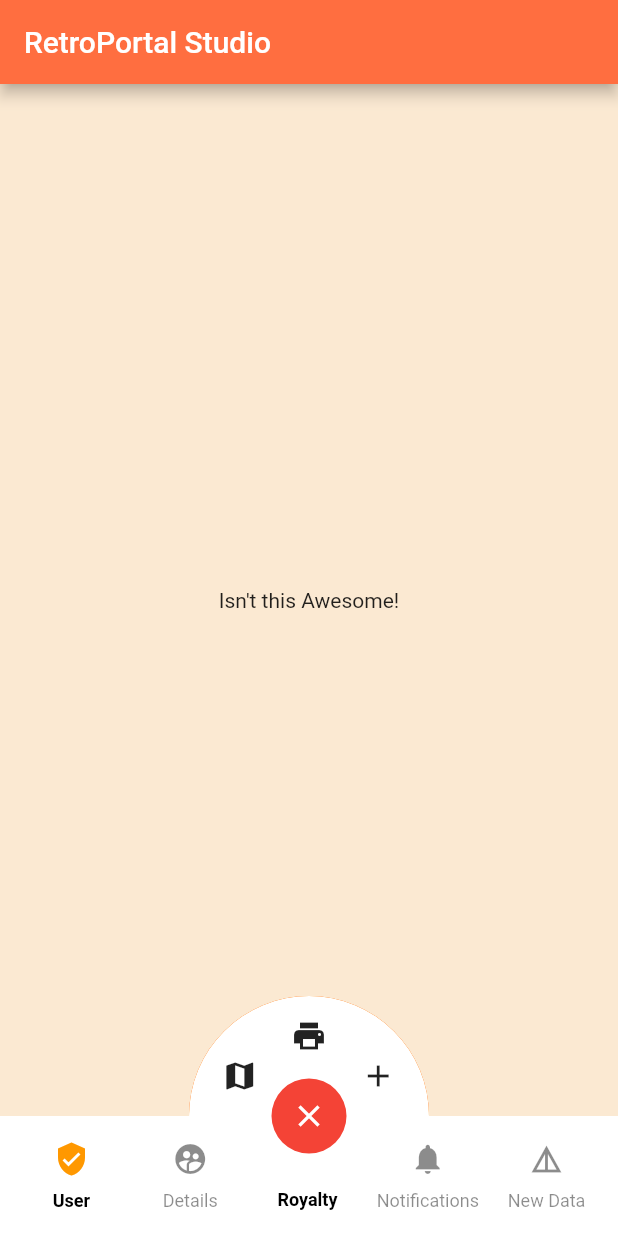
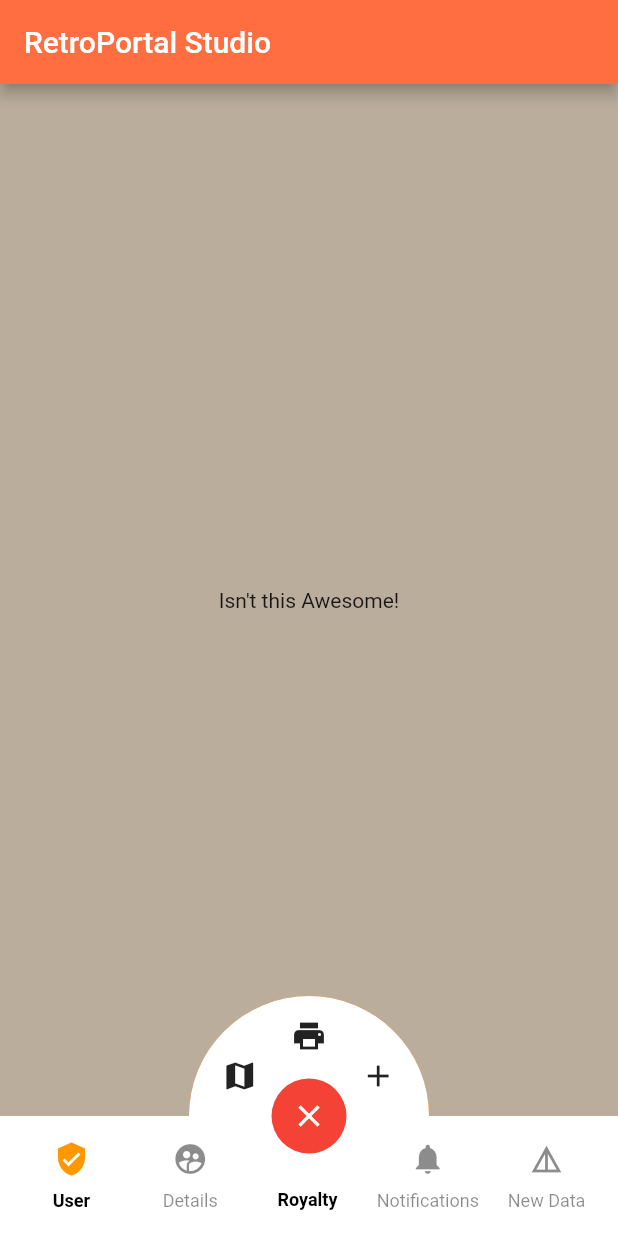
Before and after one commit to World4Business/kbspinningbottombar, a Flutter app: the screen it shows after launch, after a tap on the "expand less" icon, on a phone screen of 412 x 824 dp. Run offline on Flutter 3.47's test engine with Material 2 defaults, Android fonts, the phone set to English and light mode, and no system bars; our stand-ins replace flutter_svg.

Commit message:
Second Version Release

```diff
--- a/lib/src/modals.dart
+++ b/lib/src/modals.dart
@@ -14,12 +14,14 @@ class SCBottomBarDetails {
   SCActionButtonDetails actionButtonDetails;
   double? bnbHeight;
   List<BoxShadow>? shadow;
-  ShapeBorder? centerButtonShape;
+  Border? border;
+  Color? planColor;
 
   SCBottomBarDetails({
     required this.items,
     required this.circleItems,
     this.bnbHeight,
+    this.planColor,
     required this.actionButtonDetails,
     this.activeIconTheme,
     this.iconTheme,
@@ -27,8 +29,8 @@ class SCBottomBarDetails {
     this.titleStyle,
     this.circleColors,
     this.shadow,
+    this.border,
     this.backgroundColor,
-    this.centerButtonShape,
     this.elevation
   });
 }
@@ -46,6 +48,7 @@ class SCActionButtonDetails{
   Border? border;
   List<BoxShadow>? boxShadow;
   String? actionButtonText;
+  Color? backgorundColor;
 
   SCActionButtonDetails({
     required this.activeWidget,
@@ -57,13 +60,14 @@ class SCActionButtonDetails{
     this.textPadding,
     this.margin,
     this.borderRadius,
+    this.backgorundColor,
     this.border,
     this.boxShadow
   });
 }
 
 class SCItem {
-  Icon icon;
+  Widget icon;
   void Function() onPressed;
 
   SCItem({
@@ -77,6 +81,7 @@ class SCBottomBarItem {
   IconData? icon;
   String? title;
   String? svgPicture;
+  String? activeSvgPicture;
   double? width;
   double? height;
   BoxFit? boxFit;
@@ -86,6 +91,7 @@ class SCBottomBarItem {
     this.activeIcon,
     this.icon,
     this.svgPicture,
+    this.activeSvgPicture,
     this.width,
     this.height,
     this.title,
--- a/lib/src/spincircle_bottom_bar.dart
+++ b/lib/src/spincircle_bottom_bar.dart
@@ -2,7 +2,7 @@ import 'package:flutter/material.dart';
 import 'package:flutter_svg/flutter_svg.dart';
 import 'package:kbspinningbottombar/src/modals.dart';
 
-class SpinCircleBottomBarHolder extends StatelessWidget {
+class SpinCircleBottomBarHolder extends StatefulWidget {
   final SCBottomBarDetails bottomNavigationBar;
   final Widget child;
 
@@ -11,24 +11,45 @@ class SpinCircleBottomBarHolder extends StatelessWidget {
       : super(key: key);
 
   @override
+  State<SpinCircleBottomBarHolder> createState() =>
+      _SpinCircleBottomBarHolderState();
+}
+
+class _SpinCircleBottomBarHolderState extends State<SpinCircleBottomBarHolder> {
+  bool expansionStatus = false;
+
+  @override
   Widget build(BuildContext context) {
     return Stack(
       fit: StackFit.expand,
       children: <Widget>[
         Column(
           children: <Widget>[
-            Expanded(child: child),
+            Expanded(child: widget.child),
             Container(
-              height: bottomNavigationBar.bnbHeight ?? 80,
+              height: widget.bottomNavigationBar.bnbHeight ?? 80,
             )
           ],
+        ),
+        if(expansionStatus == true)
+        Container(
+          width: MediaQuery.of(context).size.width,
+          height: (MediaQuery.of(context).size.width -
+              (widget.bottomNavigationBar.bnbHeight ?? 80)),
+          color: (widget.bottomNavigationBar.planColor != null)
+              ? widget.bottomNavigationBar.planColor
+              : Colors.black26,
         ),
         Positioned(
             bottom: 0,
             left: 0,
             child: SpinCircleBottomBar(
-              bottomNavigationBar: bottomNavigationBar,
-            ))
+                bottomNavigationBar: widget.bottomNavigationBar,
+                isChange: (openornot) {
+                  setState(() {
+                    expansionStatus = openornot;
+                  });
+                }))
       ],
     );
   }
@@ -36,12 +57,15 @@ class SpinCircleBottomBarHolder extends StatelessWidget {
 
 class SpinCircleBottomBar extends StatefulWidget {
   final SCBottomBarDetails bottomNavigationBar;
+  final Function isChange;
 
-  const SpinCircleBottomBar({Key? key, required this.bottomNavigationBar})
+  const SpinCircleBottomBar(
+      {Key? key, required this.bottomNavigationBar, required this.isChange})
       : super(key: key);
 
   @override
-  State<SpinCircleBottomBar> createState() { // Avoid using private types in public APIs.
+  State<SpinCircleBottomBar> createState() {
+    // Avoid using private types in public APIs.
     return _SpinCircleBottomBarState();
   }
 }
@@ -95,7 +119,6 @@ class _SpinCircleBottomBarState extends State<SpinCircleBottomBar> {
           fit: StackFit.expand,
           clipBehavior: Clip.none,
           children: <Widget>[
-
             if (expansionStatus != ExpansionStatus.idle) ...[
               SizedBox(
                   width: width,
@@ -173,6 +196,7 @@ class _SpinCircleBottomBarState extends State<SpinCircleBottomBar> {
                 decoration: BoxDecoration(
                     color: expandableBottomBarDetails.backgroundColor ??
                         Colors.white,
+                    border: expandableBottomBarDetails.border ?? null,
                     boxShadow: expandableBottomBarDetails.shadow ??
                         [
                           BoxShadow(
@@ -207,18 +231,30 @@ class _SpinCircleBottomBarState extends State<SpinCircleBottomBar> {
                                         mainAxisAlignment:
                                             MainAxisAlignment.spaceEvenly,
                                         children: <Widget>[
-                                          itemDetails.svgPicture != null ? SvgPicture.asset(
-                                            itemDetails.svgPicture!,
-                                            colorFilter: ColorFilter.mode((isActive
-                                                ? activeIconTheme.color!
-                                                : iconTheme.color!), BlendMode.srcIn),
-                                            fit: itemDetails.boxFit ?? BoxFit.fill,
+                                          (itemDetails.svgPicture != null &&
+                                                  itemDetails
+                                                          .activeSvgPicture !=
+                                                      null)
+                                              ? SvgPicture.asset(
+                                                  (isActive
+                                                      ? itemDetails.svgPicture!
+                                                      : itemDetails
+                                                          .activeSvgPicture!),
+                                                  colorFilter: ColorFilter.mode(
+                                                      (isActive
+                                                          ? activeIconTheme
+                                                              .color!
+                                                          : iconTheme.color!),
+                                                      BlendMode.srcIn),
+                                                  fit: itemDetails.boxFit ??
+                                                      BoxFit.fill,
                                                   width: itemDetails.width,
                                                   height: itemDetails.height,
-                                          ) :
-                                          Icon(
+                                                )
+                                              : Icon(
                                                   isActive
-                                                ? itemDetails.activeIcon ??
+                                                      ? itemDetails
+                                                              .activeIcon ??
                                                           itemDetails.icon
                                                       : itemDetails.icon,
                                                   color: isActive
@@ -245,7 +281,7 @@ class _SpinCircleBottomBarState extends State<SpinCircleBottomBar> {
                 ),
               ),
             ),
-            if(actionButtonDetails.actionButtonText != null)
+            if (actionButtonDetails.actionButtonText != null)
               Container(
                 height: bottomBarHeight * 2,
                 width: MediaQuery.of(context).size.width,
@@ -254,7 +290,8 @@ class _SpinCircleBottomBarState extends State<SpinCircleBottomBar> {
                   width: 70,
                   height: bottomBarHeight,
                   alignment: Alignment.bottomCenter,
-                padding: actionButtonDetails.textPadding ?? const EdgeInsets.only(right: 2),
+                  padding: actionButtonDetails.textPadding ??
+                      const EdgeInsets.only(right: 2),
                   child: Column(
                     mainAxisAlignment: MainAxisAlignment.end,
                     crossAxisAlignment: CrossAxisAlignment.center,
@@ -262,10 +299,10 @@ class _SpinCircleBottomBarState extends State<SpinCircleBottomBar> {
                     children: [
                       Text(actionButtonDetails.actionButtonText!,
                           textAlign: TextAlign.center,
-                        style: shouldOpen
-                            ? activeTextStyle
-                            : textStyle),
-                    const SizedBox(height: 17,)
+                          style: shouldOpen ? activeTextStyle : textStyle),
+                      const SizedBox(
+                        height: 17,
+                      )
                     ],
                   ),
                 ),
@@ -291,31 +328,41 @@ class _SpinCircleBottomBarState extends State<SpinCircleBottomBar> {
                     width: actionButtonDetails.width ?? 50,
                     height: actionButtonDetails.height ?? 50,
                     decoration: BoxDecoration(
-                      borderRadius: actionButtonDetails.borderRadius ?? BorderRadius.circular(500),
+                        borderRadius: actionButtonDetails.borderRadius ??
+                            BorderRadius.circular(500),
                         border: actionButtonDetails.border,
                         boxShadow: actionButtonDetails.boxShadow,
-                      color: Colors.red
-                    ),
+                        color:
+                            actionButtonDetails.backgorundColor ?? Colors.red),
                     child: Material(
                       color: Colors.transparent,
-                      borderRadius: actionButtonDetails.borderRadius ?? BorderRadius.circular(500),
+                      borderRadius: actionButtonDetails.borderRadius ??
+                          BorderRadius.circular(500),
                       child: InkWell(
-                        onTap: (){
+                        onTap: () {
                           if (expansionStatus == ExpansionStatus.idle) {
                             setState(() {
                               expansionStatus = ExpansionStatus.open;
+                              widget.isChange(true);
                             });
+
                           } else {
                             setState(() {
-                              expansionStatus = (expansionStatus == ExpansionStatus.open) ? ExpansionStatus.close : ExpansionStatus.open;
+                              expansionStatus =
+                                  (expansionStatus == ExpansionStatus.open)
+                                      ? ExpansionStatus.close
+                                      : ExpansionStatus.open;
+                              widget.isChange(((expansionStatus == ExpansionStatus.open) ? true : false));
                             });
                           }
                         },
-                        borderRadius: actionButtonDetails.borderRadius ?? BorderRadius.circular(500),
+                        borderRadius: actionButtonDetails.borderRadius ??
+                            BorderRadius.circular(500),
                         child: Container(
                             width: actionButtonDetails.width ?? 50,
                             height: actionButtonDetails.height ?? 50,
-                            padding: actionButtonDetails.padding ?? const EdgeInsets.all(10),
+                            padding: actionButtonDetails.padding ??
+                                const EdgeInsets.all(10),
                             child: shouldOpen
                                 ? actionButtonDetails.closeWidget
                                 : actionButtonDetails.activeWidget),
@@ -323,7 +370,6 @@ class _SpinCircleBottomBarState extends State<SpinCircleBottomBar> {
                     ),
                   ),
                 )),
-
           ],
         ));
   }
--- a/pubspec.yaml
+++ b/pubspec.yaml
@@ -1,6 +1,6 @@
 name: kbspinningbottombar
 description: This is an easy to Implement Flutter Package for Spin Circle Bottom Navigation Bar
-version: 0.0.1
+version: 0.0.2
 homepage: https://github.com/World4Business/kbspinningbottombar.git
 
 environment:
```
Also changed, not shown: exmple/pubspec.lock, 1 other file. Lines whose indentation alone changed are shown as unchanged.
